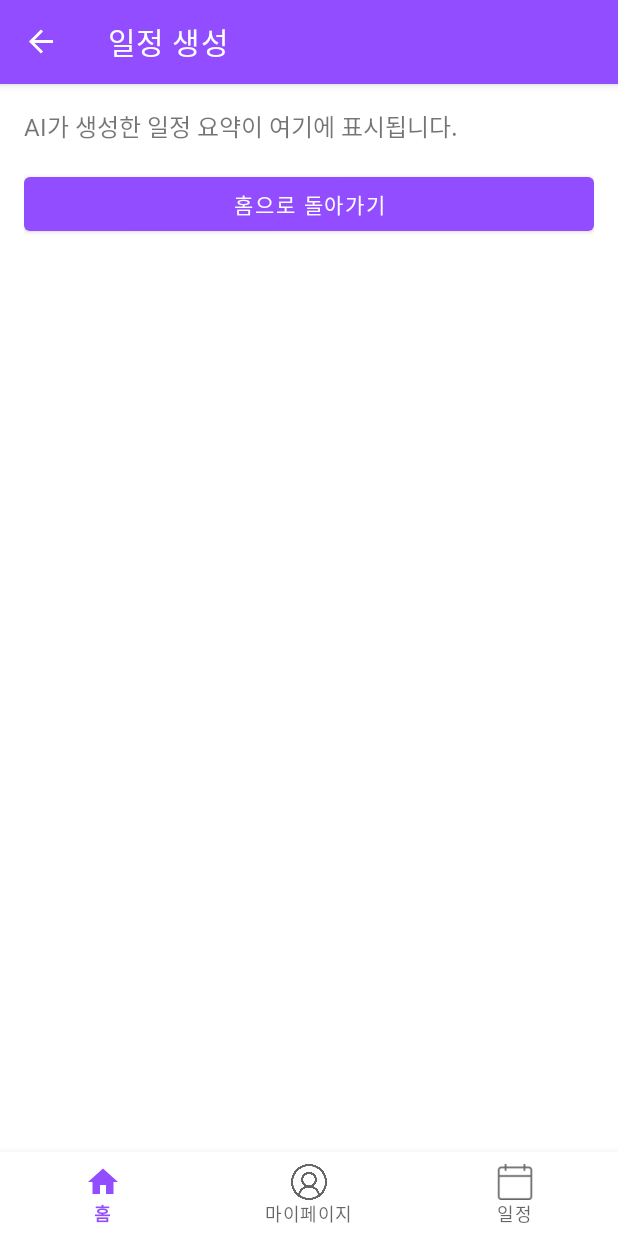
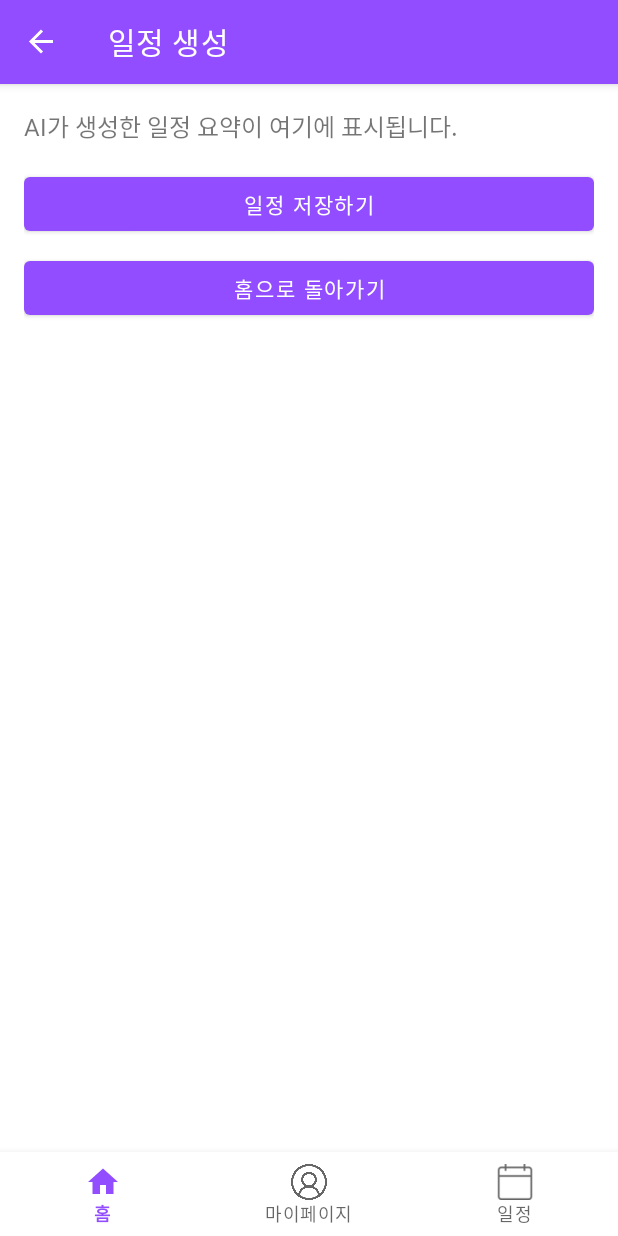
Before and after one commit to Jeha0101/AppointmentGeneration, an Android app: the ScheduleGenerationFragment screen opened through its navigation route, on a phone screen of 412 x 824 dp. Run offline under Robolectric (Android 15) with nearby library versions, the phone set to English and light mode, and no system bars; our stand-ins replace Firebase (no records; nobody signed in at launch, a user with empty details on screens opened directly), navigation-ui.

Commit message:
일정 저장 로직 구현

```diff
--- a/app/src/main/res/layout/fragment_schedule_generation.xml
+++ b/app/src/main/res/layout/fragment_schedule_generation.xml
@@ -22,6 +22,13 @@
         android:textSize="16sp" />
 
     <com.google.android.material.button.MaterialButton
+        android:id="@+id/btn_save_schedule"
+        android:layout_width="match_parent"
+        android:layout_height="wrap_content"
+        android:text="일정 저장하기"
+        android:layout_marginBottom="8dp" />
+
+    <com.google.android.material.button.MaterialButton
         android:id="@+id/btn_back_to_home"
         android:layout_width="match_parent"
         android:layout_height="wrap_content"
```
Also changed, not shown: app/src/main/java/com/example/appointmentgeneration/ui/home/HomeFragment.kt (+0 -27 lines), app/src/main/java/com/example/appointmentgeneration/ui/schedule/ScheduleGenerationFragment.kt (+47 -3 lines).
